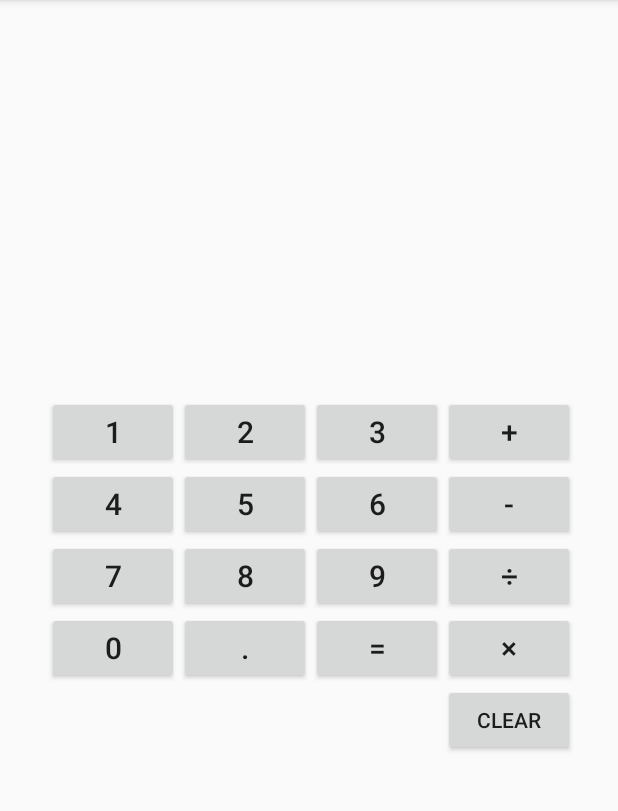
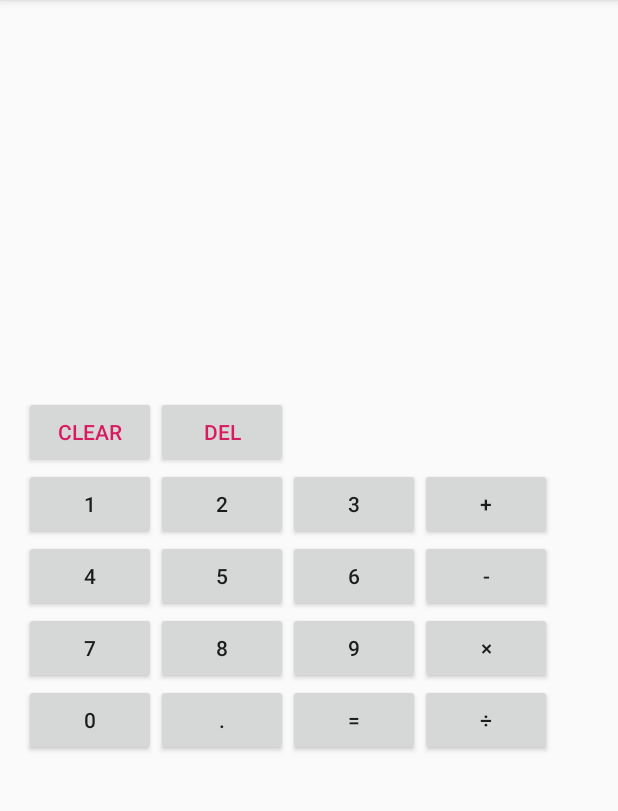
Before and after one commit to ariakh55/Uni_Projex, an Android app: the screen it shows after launch (MainActivity), after a tap on an icon or button, on a phone screen of 412 x 824 dp, the part 84-895 px from its top. Run offline under Robolectric (Android 15) with nearby library versions, the phone set to English and light mode, and no system bars.

Commit message:
Android exercise

```diff
--- a/Android/Calculator/app/src/main/java/com/example/calculator/MainActivity.kt
+++ b/Android/Calculator/app/src/main/java/com/example/calculator/MainActivity.kt
@@ -24,6 +24,7 @@ class MainActivity : AppCompatActivity(),View.OnClickListener {
     lateinit var btn9 : Button
     lateinit var btnDot : Button
     lateinit var btnClear : Button
+    lateinit var btnBack : Button
     lateinit var btnDiv : Button
     lateinit var btnMult : Button
     lateinit var btnMinus : Button
@@ -32,7 +33,6 @@ class MainActivity : AppCompatActivity(),View.OnClickListener {
     lateinit var textRes : TextView
 
     val calc = Clac()
-    var check: Boolean = false
 
     override fun onCreate(savedInstanceState: Bundle?) {
         super.onCreate(savedInstanceState)
@@ -41,7 +41,7 @@ class MainActivity : AppCompatActivity(),View.OnClickListener {
     }
 
 
-    fun init(){
+    fun init() {
         btn0 = findViewById(R.id.btn0)
         btn1 = findViewById(R.id.btn1)
         btn2 = findViewById(R.id.btn2)
@@ -59,6 +59,7 @@ class MainActivity : AppCompatActivity(),View.OnClickListener {
         btnMult = findViewById(R.id.btnMult)
         btnPlus = findViewById(R.id.btnPlus)
         btnMinus = findViewById(R.id.btnMinus)
+        btnBack = findViewById(R.id.btnBack)
         textRes = findViewById(R.id.textRes)
 
         btn0.setOnClickListener(this)
@@ -78,88 +79,59 @@ class MainActivity : AppCompatActivity(),View.OnClickListener {
         btnMult.setOnClickListener(this)
         btnPlus.setOnClickListener(this)
         btnMinus.setOnClickListener(this)
+        btnBack.setOnClickListener(this)
+        calc.init_res(textRes)
     }
 
+    var DOTCHECK = false
+
     override fun onClick(v: View?) {
-        var temp: String = textRes.text.toString()
-        when(v){
-            btn0->{
-                calc.getNumber(0,check)
-                textRes.text = temp + "0"
+        when(v?.id){
+            R.id.btnBack -> {
+                if(textRes.text.length>0 && textRes.text[textRes.text.length-1]=='.')
+                    DOTCHECK = false
+                calc.backspace()
             }
-            btn1->{
-                calc.getNumber(1,check)
-                textRes.text = temp + "1"
+            R.id.btn0 -> calc.getNumber("0")
+            R.id.btn1 -> calc.getNumber("1")
+            R.id.btn2 -> calc.getNumber("2")
+            R.id.btn3 -> calc.getNumber("3")
+            R.id.btn4 -> calc.getNumber("4")
+            R.id.btn5 -> calc.getNumber("5")
+            R.id.btn6 -> calc.getNumber("6")
+            R.id.btn7 -> calc.getNumber("7")
+            R.id.btn8 -> calc.getNumber("8")
+            R.id.btn9 -> calc.getNumber("9")
+            R.id.btnDot -> {
+                if(!DOTCHECK){
+                    calc.getNumber(".")
+                    DOTCHECK=true
+                }else
+                    return
             }
-            btn2->{
-                calc.getNumber(2,check)
-                textRes.text = temp + "2"
+            R.id.btnPlus ->{
+                calc.getOperator("+")
+                DOTCHECK=false
             }
-            btn3->{
-                calc.getNumber(3,check)
-                textRes.text = temp + "3"
+            R.id.btnMinus -> {
+                calc.getOperator("-")
+                DOTCHECK=false
             }
-            btn4->{
-                calc.getNumber(4,check)
-                textRes.text = temp + "4"
+            R.id.btnDiv -> {
+                calc.getOperator("/")
+                DOTCHECK=false
             }
-            btn5->{
-                calc.getNumber(5,check)
-                textRes.text = temp + "5"
+            R.id.btnMult -> {
+                calc.getOperator("*")
+                DOTCHECK=false
             }
-            btn6->{
-                calc.getNumber(6,check)
-                textRes.text = temp + "6"
+            R.id.btnRes -> {
+                calc.equal()
+                DOTCHECK=false
             }
-            btn7->{
-                calc.getNumber(7,check)
-                textRes.text = temp + "7"
-            }
-            btn8->{
-                calc.getNumber(8,check)
-                textRes.text = temp + "8"
-            }
-            btn9->{
-                calc.getNumber(9,check)
-                textRes.text = temp + "9"
-            }
-            btnDot->{
-                calc.getNumber(".",check)
-                textRes.text = temp + "."
-            }
-            btnClear->{
+            R.id.btnClear -> {
                 calc.clear()
-                textRes.text=""
-                check=false
-            }
-            btnDiv->{
-                calc.getOperat("÷")
-                check=true
-                textRes.text=""
-            }
-            btnMinus->{
-                calc.getOperat("-")
-                check=true
-                textRes.text=""
-            }
-            btnPlus->{
-                calc.getOperat("+")
-                check=true
-                textRes.text=""
-            }
-            btnMult->{
-                calc.getOperat("×")
-                check=true
-                textRes.text=""
-            }
-            btnRes->{
-                textRes.text = calc.showRes().toString()
-                if(textRes.text != "Cannot Div By Zero")
-                    calc.getNumber(calc.showRes())
-                else{
-                    calc.clear()
-                    check=false
-                }
+                DOTCHECK=false
             }
         }
     }
--- a/Android/Calculator/app/src/main/res/layout/activity_main.xml
+++ b/Android/Calculator/app/src/main/res/layout/activity_main.xml
@@ -16,128 +16,123 @@
         android:layout_width="match_parent"
         android:layout_height="wrap_content"
         android:layout_centerInParent="true"
-        android:orientation="horizontal"
-        android:paddingLeft="15dp">
+        android:orientation="vertical">
+        <LinearLayout
+        android:layout_width="wrap_content"
+        android:layout_height="wrap_content"
+        android:orientation="horizontal">
+        <Button
+            android:textColor="@color/colorAccent"
+            android:layout_width="wrap_content"
+            android:layout_height="wrap_content"
+            android:text="Clear"
+            android:id="@+id/btnClear"/>
+        <Button
+            android:textColor="@color/colorAccent"
+            android:layout_width="wrap_content"
+            android:layout_height="wrap_content"
+            android:text="Del"
+            android:id="@+id/btnBack"/>
+    </LinearLayout>
         <LinearLayout
             android:layout_width="wrap_content"
             android:layout_height="wrap_content"
-            android:orientation="vertical">
+            android:orientation="horizontal">
             <Button
-                android:textSize="20dp"
                 android:layout_width="wrap_content"
                 android:layout_height="wrap_content"
                 android:text="1"
                 android:id="@+id/btn1"/>
             <Button
-                android:textSize="20dp"
+                android:layout_width="wrap_content"
+                android:layout_height="wrap_content"
+                android:text="2"
+                android:id="@+id/btn2"/>
+            <Button
+                android:layout_width="wrap_content"
+                android:layout_height="wrap_content"
+                android:text="3"
+                android:id="@+id/btn3"/>
+            <Button
+                android:layout_width="wrap_content"
+                android:layout_height="wrap_content"
+                android:text="+"
+                android:id="@+id/btnPlus"/>
+        </LinearLayout>
+        <LinearLayout
+            android:layout_width="wrap_content"
+            android:layout_height="wrap_content"
+            android:orientation="horizontal">
+            <Button
                 android:layout_width="wrap_content"
                 android:layout_height="wrap_content"
                 android:text="4"
                 android:id="@+id/btn4"/>
             <Button
-                android:textSize="20dp"
+                android:layout_width="wrap_content"
+                android:layout_height="wrap_content"
+                android:text="5"
+                android:id="@+id/btn5"/>
+            <Button
+                android:layout_width="wrap_content"
+                android:layout_height="wrap_content"
+                android:text="6"
+                android:id="@+id/btn6"/>
+            <Button
+                android:layout_width="wrap_content"
+                android:layout_height="wrap_content"
+                android:text="-"
+                android:id="@+id/btnMinus"/>
+        </LinearLayout>
+        <LinearLayout
+            android:layout_width="wrap_content"
+            android:layout_height="wrap_content"
+            android:orientation="horizontal">
+            <Button
                 android:layout_width="wrap_content"
                 android:layout_height="wrap_content"
                 android:text="7"
                 android:id="@+id/btn7"/>
             <Button
-                android:textSize="20dp"
-                android:layout_width="wrap_content"
-                android:layout_height="wrap_content"
-                android:text="0"
-                android:id="@+id/btn0"/>
-        </LinearLayout>
-        <LinearLayout
-            android:layout_width="wrap_content"
-            android:layout_height="wrap_content"
-            android:orientation="vertical">
-            <Button
-                android:textSize="20dp"
-                android:layout_width="wrap_content"
-                android:layout_height="wrap_content"
-                android:text="2"
-                android:id="@+id/btn2"/>
-            <Button
-                android:textSize="20dp"
-                android:layout_width="wrap_content"
-                android:layout_height="wrap_content"
-                android:text="5"
-                android:id="@+id/btn5"/>
-            <Button
-                android:textSize="20dp"
                 android:layout_width="wrap_content"
                 android:layout_height="wrap_content"
                 android:text="8"
                 android:id="@+id/btn8"/>
             <Button
-                android:textSize="20dp"
-                android:layout_width="wrap_content"
-                android:layout_height="wrap_content"
-                android:text="."
-                android:id="@+id/btnDot"/>
-        </LinearLayout>
-        <LinearLayout
-            android:layout_width="wrap_content"
-            android:layout_height="wrap_content"
-            android:orientation="vertical">
-            <Button
-                android:textSize="20dp"
-                android:layout_width="wrap_content"
-                android:layout_height="wrap_content"
-                android:text="3"
-                android:id="@+id/btn3"/>
-            <Button
-                android:textSize="20dp"
-                android:layout_width="wrap_content"
-                android:layout_height="wrap_content"
-                android:text="6"
-                android:id="@+id/btn6"/>
-            <Button
-                android:textSize="20dp"
                 android:layout_width="wrap_content"
                 android:layout_height="wrap_content"
                 android:text="9"
                 android:id="@+id/btn9"/>
             <Button
-                android:textSize="20dp"
+                android:layout_width="wrap_content"
+                android:layout_height="wrap_content"
+                android:text="×"
+                android:id="@+id/btnMult"/>
+        </LinearLayout>
+        <LinearLayout
+            android:layout_width="wrap_content"
+            android:layout_height="wrap_content"
+            android:orientation="horizontal">
+            <Button
+                android:layout_width="wrap_content"
+                android:layout_height="wrap_content"
+                android:text="0"
+                android:id="@+id/btn0"/>
+            <Button
+                android:layout_width="wrap_content"
+                android:layout_height="wrap_content"
+                android:text="."
+                android:id="@+id/btnDot"/>
+            <Button
                 android:layout_width="wrap_content"
                 android:layout_height="wrap_content"
                 android:text="="
                 android:id="@+id/btnRes"/>
-        </LinearLayout>
-        <LinearLayout
-            android:layout_width="wrap_content"
-            android:layout_height="wrap_content"
-            android:orientation="vertical">
             <Button
-                android:textSize="20dp"
-                android:layout_width="wrap_content"
-                android:layout_height="wrap_content"
-                android:text="+"
-                android:id="@+id/btnPlus"/>
-            <Button
-                android:textSize="20dp"
-                android:layout_width="wrap_content"
-                android:layout_height="wrap_content"
-                android:text="-"
-                android:id="@+id/btnMinus"/>
-            <Button
-                android:textSize="20dp"
                 android:layout_width="wrap_content"
                 android:layout_height="wrap_content"
                 android:text="÷"
                 android:id="@+id/btnDiv"/>
-            <Button
-                android:textSize="20dp"
-                android:layout_width="wrap_content"
-                android:layout_height="wrap_content"
-                android:text="×"
-                android:id="@+id/btnMult"/>
-            <Button
-                android:layout_width="wrap_content"
-                android:layout_height="wrap_content"
-                android:text="CLEAR"
-                android:id="@+id/btnClear"/>
         </LinearLayout>
     </LinearLayout>
 </RelativeLayout>
```
Also changed, not shown: Android/Calculator/app/src/main/java/com/example/calculator/Clac.kt (+103 -45 lines).
